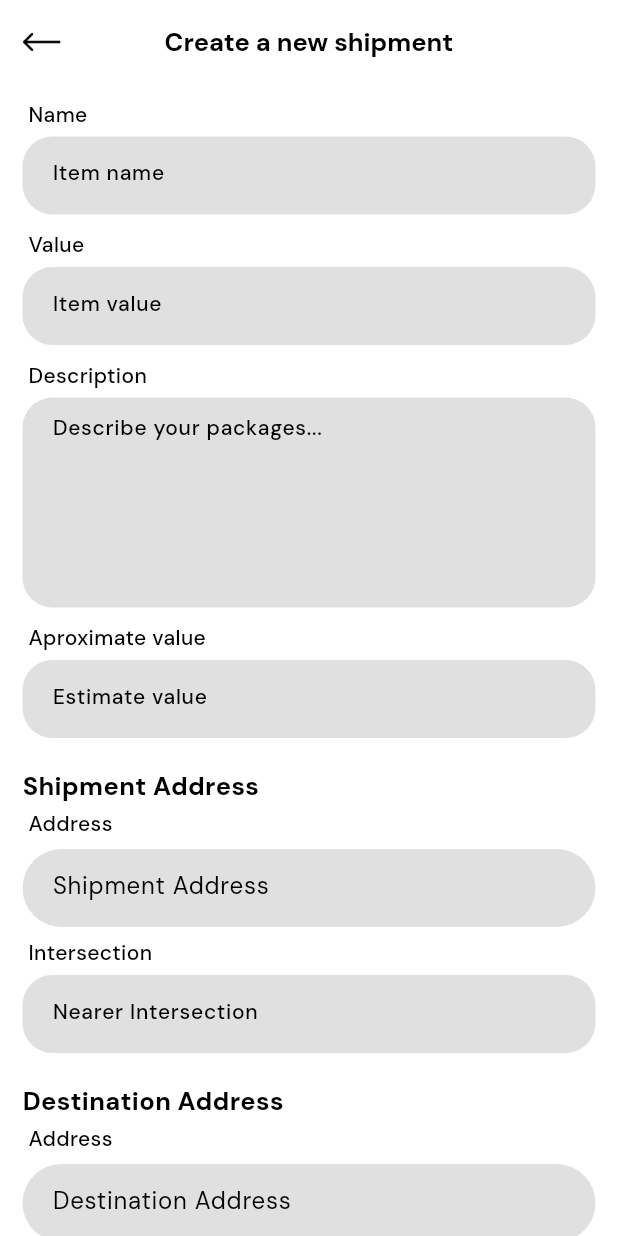
After one commit to topoika/postman_app, a Flutter app: the NewPackagePage screen opened by its route, on a phone screen of 412 x 824 dp. The commit adds this screen. Run offline on Flutter 3.47's test engine with Material 3 defaults, Android fonts, the phone set to English and light mode, and no system bars; our stand-ins replace cached_network_image, cloud_firestore, firebase_auth, firebase_core, firebase_messaging, firebase_storage and 9 more; missing offline and left inert: flutter_facebook_auth, mailer, otp, place_picker; accounts and stored records are empty.

Commit message:
add package page coming up

```diff
--- /dev/null
+++ b/lib/base/data/controllers/package.controller.dart
@@ -0,0 +1,3 @@
+import 'app.controller.dart';
+
+class PackageController extends AppController {}
--- a/lib/base/data/helper/route_generator.dart
+++ b/lib/base/data/helper/route_generator.dart
@@ -2,6 +2,7 @@ import 'package:flutter/material.dart';
 
 import '../../views/pages/conversation.dart';
 import '../../views/pages/dashboard.dart';
+import '../../views/pages/input/new.package.dart';
 import '../../views/pages/onboading.dart';
 import '../../views/pages/rate.transaction.dart';
 import '../../views/pages/splash.dart';
@@ -41,6 +42,10 @@ class RouteGenerator {
             builder: (_) => RateTransaction(id: args as String));
       case '/TripDetailsPage':
         return MaterialPageRoute(builder: (_) => const TripDetailsPage());
+      case '/NewPackagePage':
+        return MaterialPageRoute(builder: (_) => const NewPackagePage());
+      // case '/TripDetailsPage':
+      //   return MaterialPageRoute(builder: (_) => const TripDetailsPage());
       default:
         return MaterialPageRoute(builder: (_) => const SplashScreen());
     }
--- a/lib/base/data/models/package.dart
+++ b/lib/base/data/models/package.dart
@@ -14,8 +14,8 @@ class Package {
   double? dimLength;
   double? dimWidth;
   double? dimHeight;
-  Address? shipmentAddress;
-  Address? destinationAddress;
+  PackageAddress? shipmentAddress;
+  PackageAddress? destinationAddress;
   String? date;
   String? createAt;
   String? updatedAt;
@@ -86,16 +86,44 @@ class Package {
       dimWidth: map['dimWidth'] != null ? map['dimWidth'] as double : null,
       dimHeight: map['dimHeight'] != null ? map['dimHeight'] as double : null,
       shipmentAddress: map['shipmentAddress'] != null
-          ? Address.fromMap(map['shipmentAddress'] as Map<String, dynamic>)
+          ? PackageAddress.fromMap(
+              map['shipmentAddress'] as Map<String, dynamic>)
           : null,
       destinationAddress: map['destinationAddress'] != null
-          ? Address.fromMap(map['destinationAddress'] as Map<String, dynamic>)
+          ? PackageAddress.fromMap(
+              map['destinationAddress'] as Map<String, dynamic>)
           : null,
       date: map['date'] != null ? map['date'] as String : null,
       createAt: map['createAt'] != null ? map['createAt'] as String : null,
       updatedAt: map['updatedAt'] != null ? map['updatedAt'] as String : null,
       userDetails: map['userDetails'] != null
           ? UserDetails.fromMap(map['userDetails'] as Map<String, dynamic>)
+          : null,
+    );
+  }
+}
+
+class PackageAddress {
+  String? intersection;
+  Address? address;
+  PackageAddress({
+    this.intersection,
+    this.address,
+  });
+
+  Map<String, dynamic> toMap() {
+    return <String, dynamic>{
+      'intersection': intersection,
+      'address': address?.toMap(),
+    };
+  }
+
+  factory PackageAddress.fromMap(Map<String, dynamic> map) {
+    return PackageAddress(
+      intersection:
+          map['intersection'] != null ? map['intersection'] as String : null,
+      address: map['address'] != null
+          ? Address.fromMap(map['address'] as Map<String, dynamic>)
           : null,
     );
   }
--- a/lib/base/views/components/universal.widgets.dart
+++ b/lib/base/views/components/universal.widgets.dart
@@ -45,3 +45,38 @@ Widget userImage(context, image, File? fl) => Container(
               ),
       ),
     );
+
+// ignore: must_be_immutable
+class CustomAppBar extends StatelessWidget implements PreferredSizeWidget {
+  final String title;
+  List<Widget>? actions;
+
+  CustomAppBar({
+    super.key,
+    required this.title,
+    this.actions = const [],
+  });
+
+  @override
+  Widget build(BuildContext context) {
+    return AppBar(
+      leadingWidth: 64,
+      leading: GestureDetector(
+        onTap: () => Navigator.pop(context),
+        child: Padding(
+            padding: const EdgeInsets.symmetric(horizontal: 15),
+            child: Image.asset("assets/icons/back.png")),
+      ),
+      centerTitle: true,
+      elevation: 0,
+      title: Text(
+        title,
+        style: const TextStyle(fontSize: 17, fontWeight: FontWeight.w700),
+      ),
+      actions: actions ?? [],
+    );
+  }
+
+  @override
+  Size get preferredSize => const Size.fromHeight(kToolbarHeight);
+}
--- /dev/null
+++ b/lib/base/views/pages/input/new.package.dart
@@ -0,0 +1,76 @@
+import 'dart:io';
+
+import 'package:flutter/material.dart';
+import 'package:mvc_pattern/mvc_pattern.dart';
+import 'package:postman_app/base/views/components/buttons.dart';
+
+import '../../../data/controllers/package.controller.dart';
+import '../../../data/models/package.dart';
+import '../../components/input/universal.widget.dart';
+import '../../components/universal.widgets.dart';
+
+class NewPackagePage extends StatefulWidget {
+  const NewPackagePage({super.key});
+
+  @override
+  _NewPackagePageState createState() => _NewPackagePageState();
+}
+
+class _NewPackagePageState extends StateMVC<NewPackagePage> {
+  late PackageController con;
+  _NewPackagePageState() : super(PackageController()) {
+    con = controller as PackageController;
+  }
+  Package package = Package();
+  List<File>? packageImage;
+  @override
+  Widget build(BuildContext context) {
+    return Scaffold(
+      key: con.scaffoldKey,
+      appBar: CustomAppBar(title: "Create a new shipment"),
+      body: Form(
+        child: ListView(
+          padding: const EdgeInsets.symmetric(vertical: 10, horizontal: 15),
+          children: [
+            inputField(context, "Item name", "Name",
+                (val) => package.name = val, "text"),
+            inputField(context, "Item value", "Value",
+                (val) => package.value = val, "number"),
+            inputField(context, "Describe your packages...", "Description",
+                (val) => package.description = val, "description"),
+            // TODO:==> Add the extimated value to the package model
+            inputField(context, "Estimate value", "Aproximate value",
+                (val) => package.value = val, "number"),
+            mainHeading(context, "Shipment Address"),
+            pickAddressFields(context, "Shipment Address", "Address", () {
+              con.pickLocation().then((value) {
+                package.shipmentAddress!.address = value;
+                setState(() {});
+              });
+            }, address: package.shipmentAddress),
+            inputField(context, "Nearer Intersection", "Intersection",
+                (val) => package.shipmentAddress!.intersection = val, "text"),
+            mainHeading(context, "Destination Address"),
+            pickAddressFields(context, "Destination Address", "Address", () {
+              con.pickLocation().then((value) {
+                package.destinationAddress!.address = value;
+                setState(() {});
+              });
+            }, address: package.destinationAddress),
+
+            inputField(
+                context,
+                "Nearer Intersection",
+                "Intersection",
+                (val) => package.destinationAddress!.intersection = val,
+                "text"),
+
+            const SizedBox(height: 20),
+            buttonOne("Add Package Reciever", true, () {}),
+            const SizedBox(height: 30)
+          ],
+        ),
+      ),
+    );
+  }
+}
--- a/lib/base/views/pages/tabs/home.dart
+++ b/lib/base/views/pages/tabs/home.dart
@@ -110,6 +110,7 @@ class _HomepageState extends StateMVC<Homepage> {
               GestureDetector(
                 onTap: () {
                   // TODO:Go to the add a package page
+                  Navigator.pushNamed(context, "/NewPackagePage");
                 },
                 child: Container(
                   alignment: Alignment.center,
```
Also changed, not shown: lib/base/data/controllers/app.controller.dart (+39 -0 lines), lib/base/views/components/input/universal.widget.dart (added, +138 -0 lines), lib/base/views/pages/user/register.dart (+1 -39 lines).
